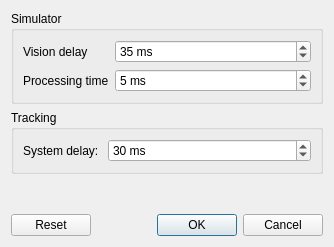
Before: the Qt Designer form src/gui/configdialog.ui in robotics-erlangen/autoref, drawn with Qt 5.
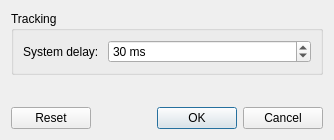
After: the same form once the commit is applied.

Commit message: Remove internal referee and simulator

```diff
--- a/src/gui/configdialog.ui
+++ b/src/gui/configdialog.ui
@@ -7,59 +7,13 @@
     <x>0</x>
     <y>0</y>
     <width>334</width>
-    <height>247</height>
+    <height>140</height>
    </rect>
   </property>
   <property name="windowTitle">
    <string>Configuration</string>
   </property>
   <layout class="QVBoxLayout" name="verticalLayout">
-   <item>
-    <widget class="QGroupBox" name="groupBox_3">
-     <property name="title">
-      <string>Simulator</string>
-     </property>
-     <layout class="QFormLayout" name="formLayout">
-      <item row="0" column="0">
-       <widget class="QLabel" name="label_3">
-        <property name="toolTip">
-         <string>System delay + processing time should equal vision delay!</string>
-        </property>
-        <property name="text">
-         <string>Vision delay</string>
-        </property>
-       </widget>
-      </item>
-      <item row="1" column="0">
-       <widget class="QLabel" name="label_4">
-        <property name="text">
-         <string>Processing time</string>
-        </property>
-       </widget>
-      </item>
-      <item row="0" column="1">
-       <widget class="QSpinBox" name="simVisionDelay">
-        <property name="suffix">
-         <string> ms</string>
-        </property>
-        <property name="value">
-         <number>35</number>
-        </property>
-       </widget>
-      </item>
-      <item row="1" column="1">
-       <widget class="QSpinBox" name="simProcessingTime">
-        <property name="suffix">
-         <string> ms</string>
-        </property>
-        <property name="value">
-         <number>5</number>
-        </property>
-       </widget>
-      </item>
-     </layout>
-    </widget>
-   </item>
    <item>
     <widget class="QGroupBox" name="groupBox_2">
      <property name="title">
```
The commit also changes 10 other files.
